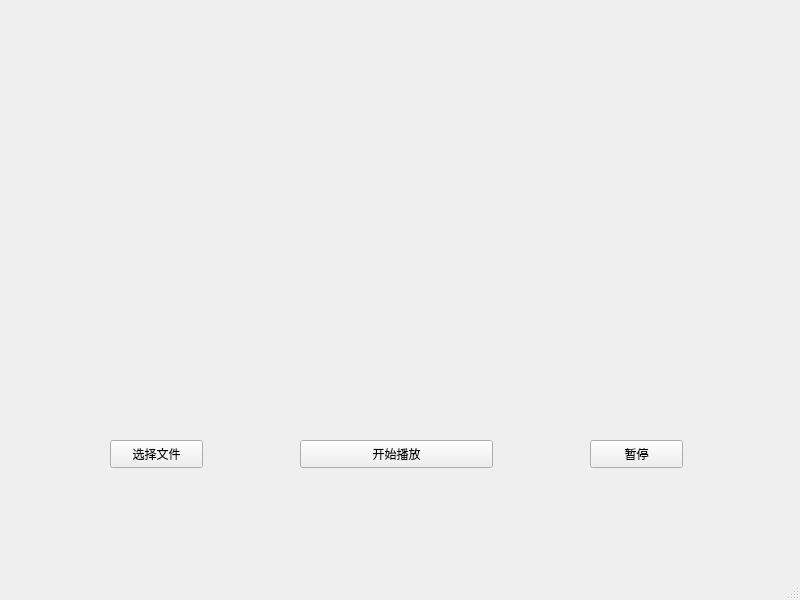
Old version of the form task_002/task002_asq/demo.ui in the repository wisheart/growth-task.
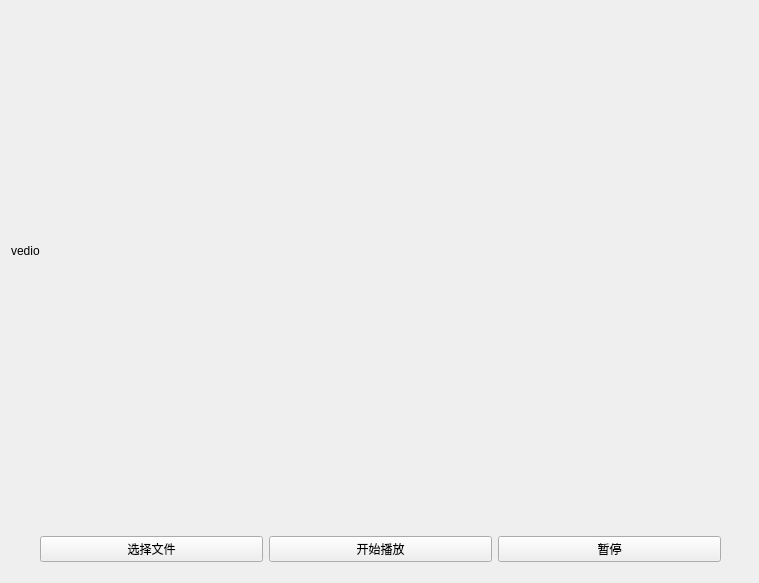
New version of the form.

Diff of the .ui file:
```diff
--- a/task_002/task002_asq/demo.ui
+++ b/task_002/task002_asq/demo.ui
@@ -1,91 +1,70 @@
 <?xml version="1.0" encoding="UTF-8"?>
 <ui version="4.0">
- <class>MainWindow</class>
- <widget class="QMainWindow" name="MainWindow">
+ <class>Form</class>
+ <widget class="QWidget" name="Form">
   <property name="geometry">
    <rect>
     <x>0</x>
     <y>0</y>
-    <width>800</width>
-    <height>600</height>
+    <width>759</width>
+    <height>583</height>
    </rect>
   </property>
   <property name="windowTitle">
    <string>MainWindow</string>
   </property>
-  <widget class="QWidget" name="centralwidget">
-   <widget class="QPushButton" name="pushButton_2">
+  <widget class="QLabel" name="label">
     <property name="geometry">
      <rect>
-      <x>590</x>
-      <y>440</y>
-      <width>93</width>
-      <height>28</height>
-     </rect>
-    </property>
+     <x>11</x>
+     <y>11</y>
+     <width>648</width>
+     <height>480</height>
+    </rect>
+   </property>
+   <property name="sizePolicy">
+    <sizepolicy hsizetype="Expanding" vsizetype="Expanding">
+     <horstretch>0</horstretch>
+     <verstretch>0</verstretch>
+    </sizepolicy>
+   </property>
     <property name="text">
-     <string>暂停</string>
-    </property>
-   </widget>
-   <widget class="QWidget" name="layoutWidget">
+    <string>vedio</string>
+   </property>
+  </widget>
+  <widget class="QWidget" name="">
     <property name="geometry">
      <rect>
-      <x>300</x>
-      <y>440</y>
-      <width>195</width>
-      <height>30</height>
-     </rect>
-    </property>
-    <layout class="QHBoxLayout" name="horizontalLayout"/>
-   </widget>
-   <widget class="QWidget" name="videowidget" native="true">
-    <property name="geometry">
-     <rect>
-      <x>59</x>
-      <y>29</y>
-      <width>691</width>
-      <height>351</height>
-     </rect>
-    </property>
-   </widget>
-   <widget class="QPushButton" name="pushButton">
-    <property name="geometry">
-     <rect>
-      <x>300</x>
-      <y>440</y>
-      <width>193</width>
-      <height>28</height>
-     </rect>
-    </property>
-    <property name="text">
-     <string>开始播放</string>
-    </property>
-   </widget>
+     <x>40</x>
+     <y>529</y>
+     <width>681</width>
+     <height>41</height>
+    </rect>
+   </property>
+   <layout class="QHBoxLayout" name="horizontalLayout">
+    <item>
    <widget class="QPushButton" name="pushButton_3">
-    <property name="geometry">
-     <rect>
-      <x>110</x>
-      <y>440</y>
-      <width>93</width>
-      <height>28</height>
-     </rect>
-    </property>
     <property name="text">
      <string>选择文件</string>
     </property>
    </widget>
-  </widget>
-  <widget class="QMenuBar" name="menubar">
-   <property name="geometry">
-    <rect>
-     <x>0</x>
-     <y>0</y>
-     <width>800</width>
-     <height>26</height>
-    </rect>
-   </property>
-  </widget>
-  <widget class="QStatusBar" name="statusbar"/>
+    </item>
+    <item>
+     <widget class="QPushButton" name="pushButton">
+      <property name="text">
+       <string>开始播放</string>
+      </property>
+     </widget>
+    </item>
+    <item>
+     <widget class="QPushButton" name="pushButton_2">
+      <property name="text">
+       <string>暂停</string>
+      </property>
+     </widget>
+    </item>
+   </layout>
+  </widget>
  </widget>
  <resources/>
  <connections/>
```
Left out of the diff: 5 changed lines with no effect on the pictures. Lines whose indentation alone changed are shown as unchanged.
